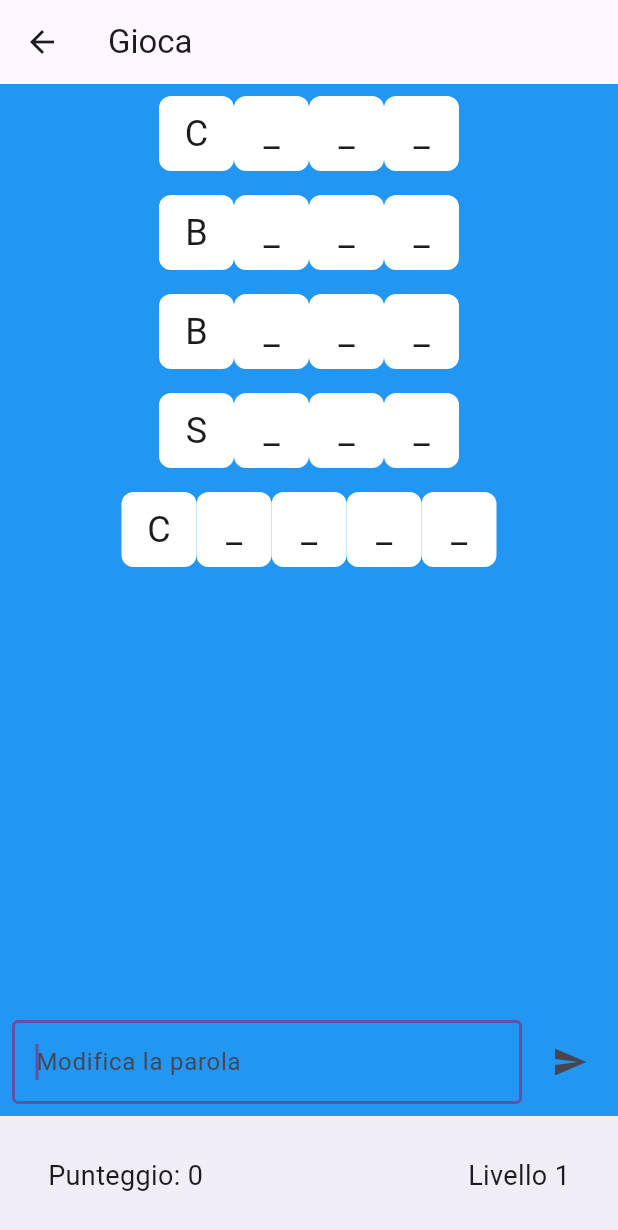
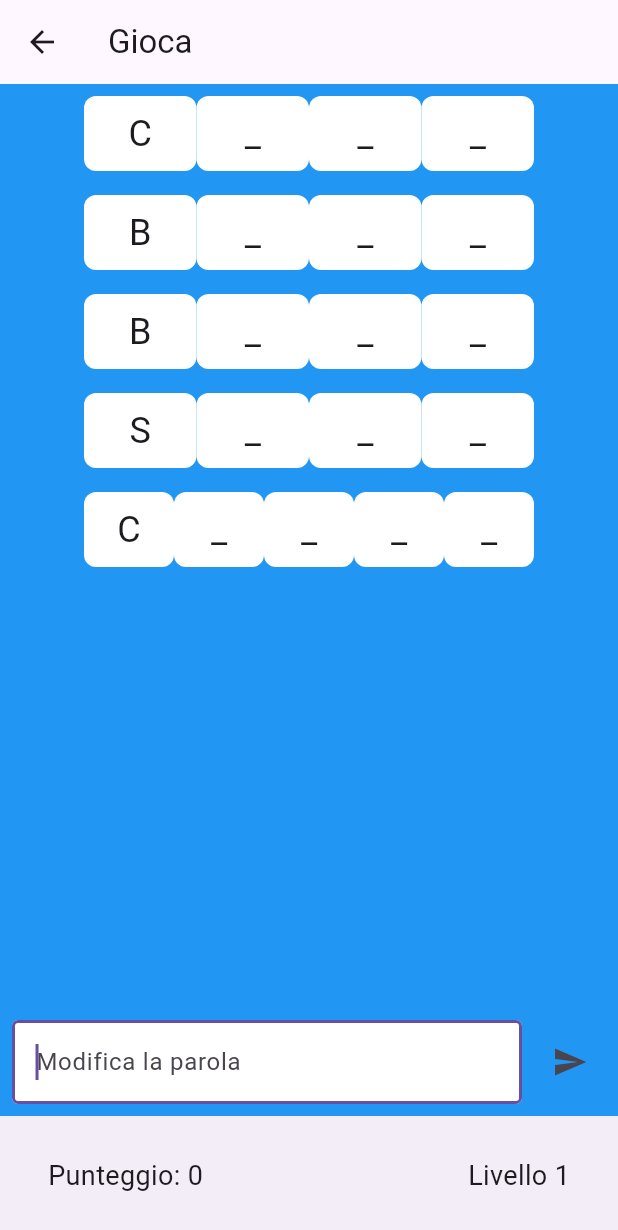
Before and after one commit to lucar91/Parolando, a Flutter app: the ListaPage screen opened by its route, on a phone screen of 412 x 824 dp. Shown: the top 1230 px of the screen. Run offline on Flutter 3.47's test engine with Material 3 defaults, Android fonts, the phone set to English and light mode, and no system bars.

Commit message:
Automatic scaling based on the longest word

```diff
--- a/lib/pages/list_page.dart
+++ b/lib/pages/list_page.dart
@@ -69,11 +69,20 @@ class _ListaPageState extends State<ListaPage> {
           crossAxisAlignment: CrossAxisAlignment.stretch,
           children: [
             Expanded(
-              child: ListView.builder(
-                itemCount: items.length,
-                itemBuilder: (context, index) {
-                  final String item = items[index];
-                  return InkWell(
+              child: SingleChildScrollView(
+                child: Wrap(
+                  alignment: WrapAlignment.center,
+                  children: items.asMap().entries.map((entry) {
+                    final index = entry.key;
+                    final item = entry.value;
+
+                    // Calcola la lunghezza massima della riga
+                    final maxLength = item.replaceAll(' ', '').length;
+
+                    return Padding(
+                      padding: const EdgeInsets.all(
+                          8.0), // Spazio intorno al riquadro
+                      child: InkWell(
                         onTap: () {
                           // Ignora l'azione se l'elemento è disabilitato
                           if (disableRow[index]) {
@@ -85,18 +94,16 @@ class _ListaPageState extends State<ListaPage> {
                             _textEditingController.text = '';
                           });
                         },
-                    child: Padding(
-                      padding: const EdgeInsets.all(
-                          8.0), // Spazio intorno al riquadro
                         child: Row(
                           mainAxisAlignment: MainAxisAlignment.center,
                           children: item.split('').map((char) {
                             if (char != ' ') {
-                            return Container(
-                              width:
-                                  50, // Imposta la larghezza del riquadro bianco
+                              return SizedBox(
+                                width: 300 /
+                                    maxLength, // Adatta la larghezza in base alla lunghezza massima
                                 height:
-                                  50, // Imposta l'altezza del riquadro bianco
+                                    50, // Imposta l'altezza fissa del riquadro bianco
+                                child: Container(
                                   decoration: BoxDecoration(
                                     color: Colors
                                         .white, // Imposta il colore di sfondo del riquadro bianco
@@ -105,11 +112,19 @@ class _ListaPageState extends State<ListaPage> {
                                   ),
                                   alignment: Alignment
                                       .center, // Centra il testo all'interno del riquadro
+                                  child: FittedBox(
+                                    fit: BoxFit.scaleDown,
                                     child: Text(
                                       char,
                                       style: TextStyle(
                                         fontSize:
                                             24, // Imposta la dimensione del testo
+                                      ),
+                                      maxLines:
+                                          1, // Imposta il numero massimo di linee a 1
+                                      overflow: TextOverflow
+                                          .ellipsis, // Impedisce il testo di andare a capo
+                                    ),
                                   ),
                                 ),
                               );
@@ -122,7 +137,8 @@ class _ListaPageState extends State<ListaPage> {
                         ),
                       ),
                     );
-                },
+                  }).toList(),
+                ),
               ),
             ),
             Padding(
@@ -142,6 +158,9 @@ class _ListaPageState extends State<ListaPage> {
                             ? '${items[selectedIndex!].length} letters'
                             : 'Modifica la parola',
                         border: OutlineInputBorder(),
+                        fillColor: Colors
+                            .white, // Imposta il colore di sfondo della text area
+                        filled: true, // Assicura che la text area sia riempita
                       ),
                     ),
                   ),
```
Lines whose indentation alone changed are shown as unchanged.
